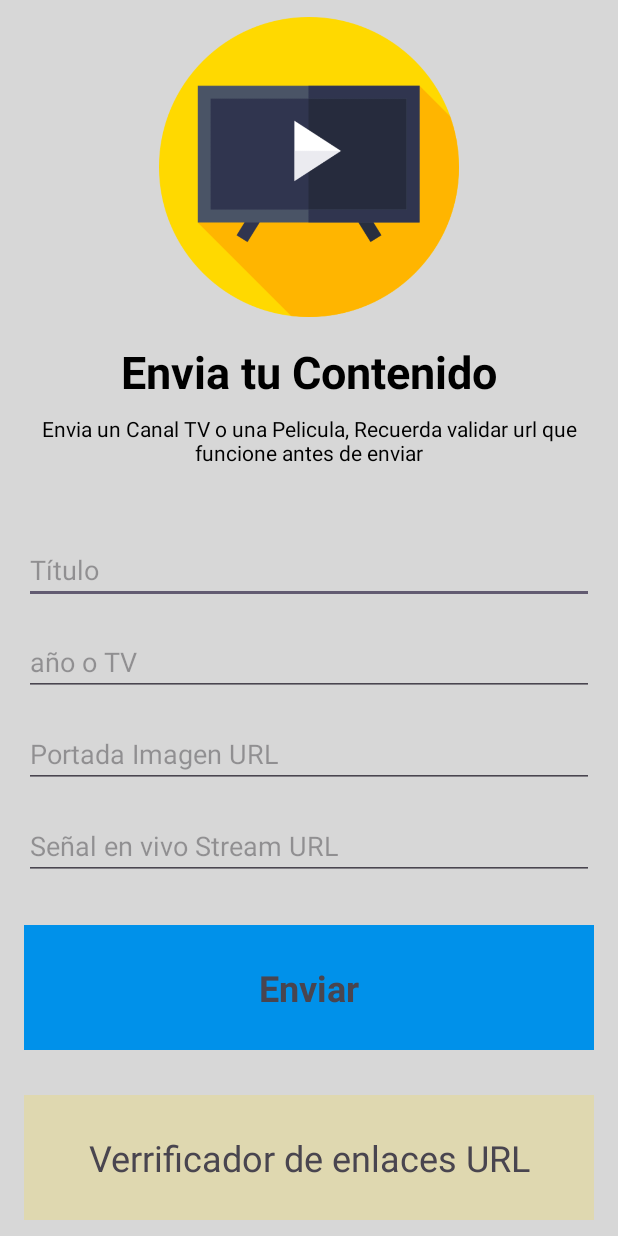
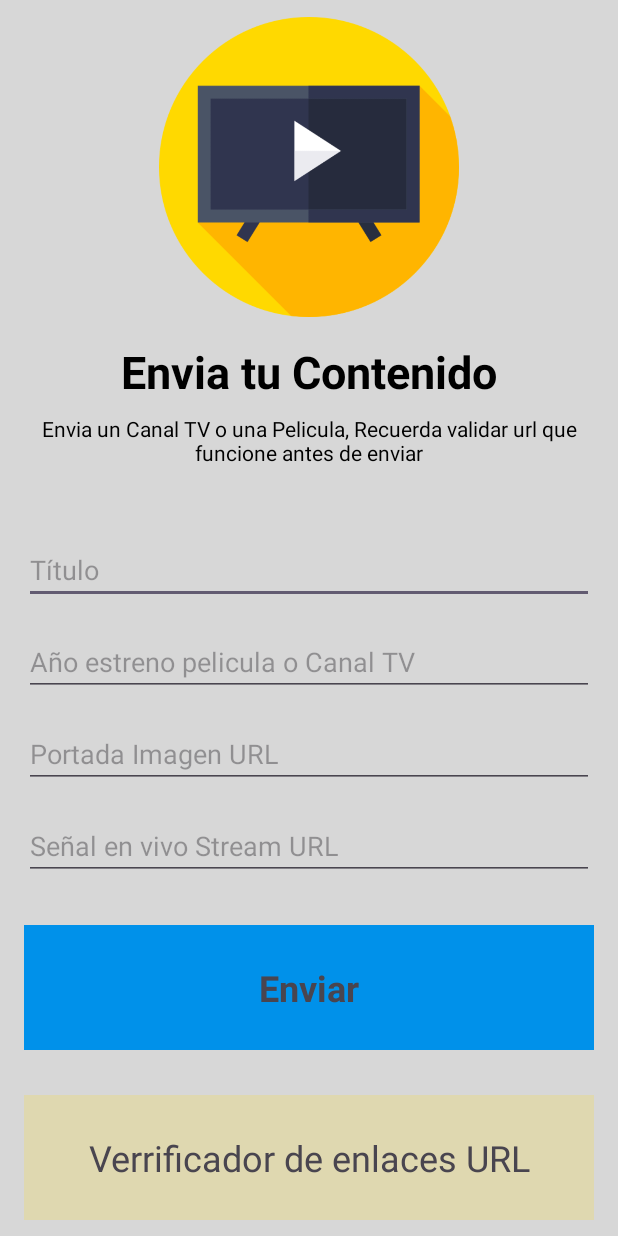
Before and after one commit to CreativeMB/CineFlexURL, an Android app: the screen it shows after launch (MainActivity), on a phone screen of 412 x 824 dp. Run offline under Robolectric (Android 15) with nearby library versions, the phone set to English and light mode, and no system bars; our stand-ins replace Firebase (no records; nobody signed in at launch, a user with empty details on screens opened directly).

Commit message:
unicio 3

```diff
--- a/app/src/main/res/layout/activity_main.xml
+++ b/app/src/main/res/layout/activity_main.xml
@@ -56,7 +56,7 @@
                 android:id="@+id/synopsisEditText"
                 android:layout_width="match_parent"
                 android:layout_height="wrap_content"
-                android:hint="año o TV"
+                android:hint="Año estreno pelicula o Canal TV"
                 android:inputType="text"
                 android:textSize="18sp"
                 android:layout_marginBottom="16dp" />
```
